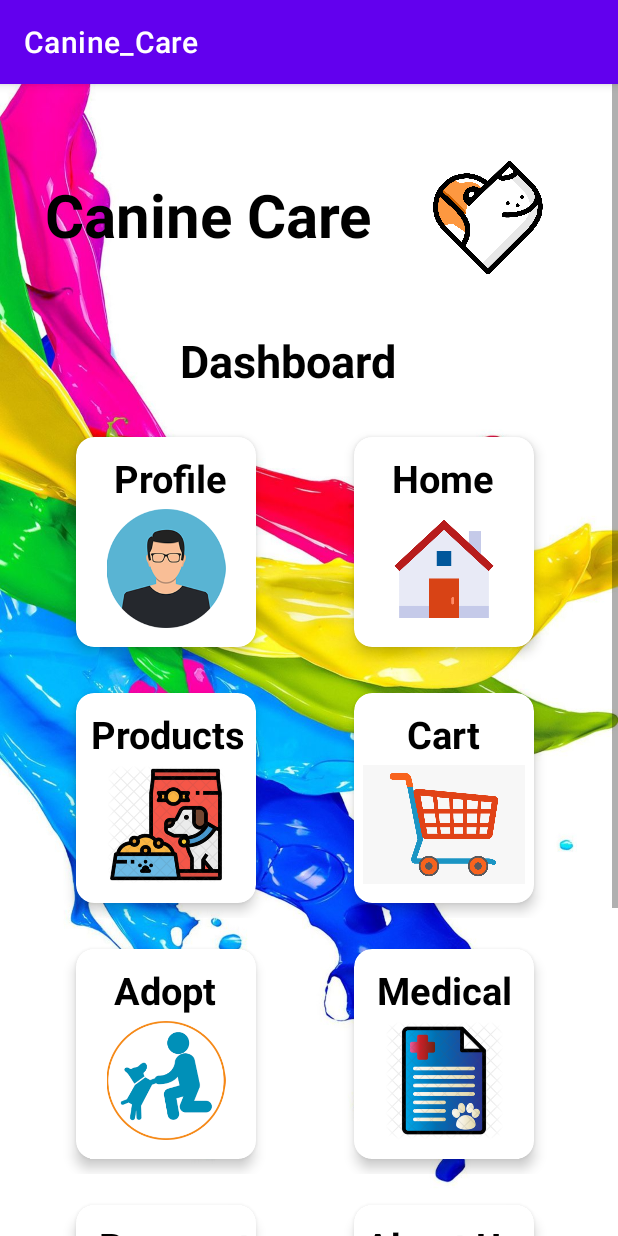
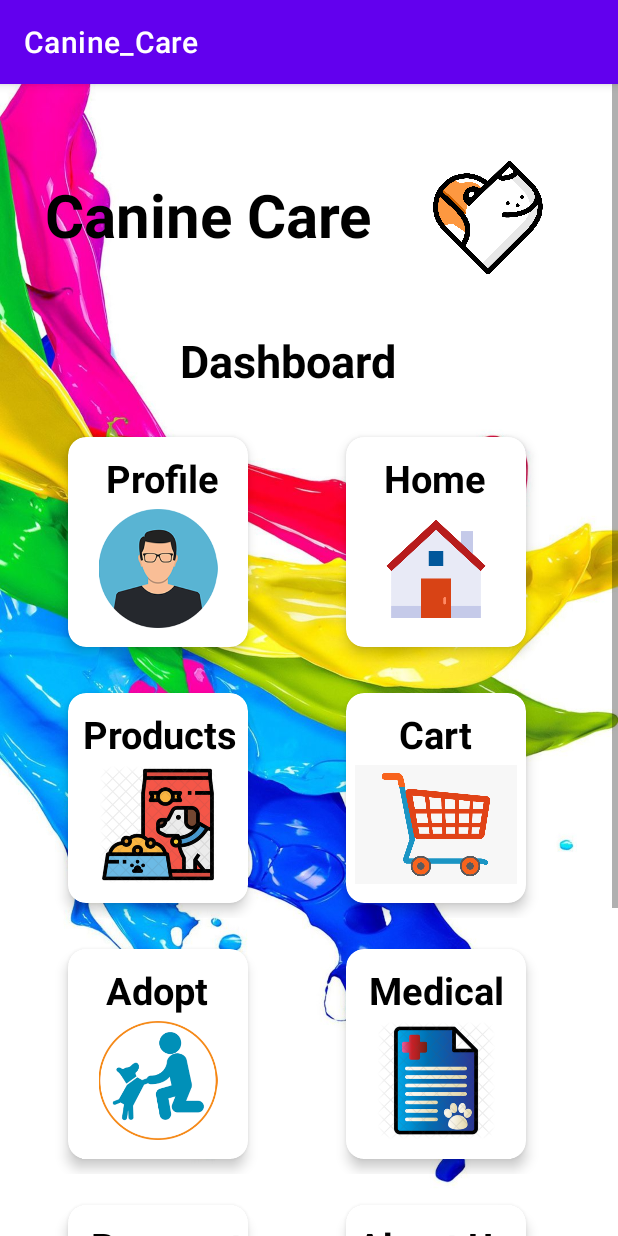
Before and after one commit to aakashpokhrel/caninecare, an Android app: the User_dashboard screen opened directly, with no data from a screen before it, on a phone screen of 412 x 824 dp. Run offline under Robolectric (Android 15) with nearby library versions, the phone set to English and light mode, and no system bars.

Commit message:
Error managemant

```diff
--- a/app/src/main/java/com/example/canine_care/ui/MainActivity.kt
+++ b/app/src/main/java/com/example/canine_care/ui/MainActivity.kt
@@ -36,8 +36,8 @@ class MainActivity : AppCompatActivity() {
         linearLayout = findViewById(R.id.linearlayout)
 
         btnLogin.setOnClickListener {
-//            val intent = Intent(this@MainActivity, Dashboard::class.java)
-//            startActivity(intent)
+           val intent = Intent(this@MainActivity, User_dashboard::class.java)
+          startActivity(intent)
 
             login()
         }
--- a/app/src/main/res/layout/activity_user_dashboard.xml
+++ b/app/src/main/res/layout/activity_user_dashboard.xml
@@ -59,7 +59,7 @@
                 android:layout_width="120dp"
                 android:layout_height="140dp"
                 app:cardCornerRadius="12dp"
-                android:layout_marginLeft="45dp"
+                android:layout_marginLeft="40dp"
                 app:cardElevation="5dp"
                 app:cardBackgroundColor="@color/white"
                 android:layout_margin="10dp">
@@ -141,7 +141,7 @@
                 android:layout_width="120dp"
                 android:layout_height="140dp"
                 app:cardCornerRadius="12dp"
-                android:layout_marginLeft="45dp"
+                android:layout_marginLeft="40dp"
                 app:cardElevation="5dp"
                 app:cardBackgroundColor="@color/white"
                 android:layout_margin="10dp">
@@ -223,7 +223,7 @@
                 android:layout_width="120dp"
                 android:layout_height="140dp"
                 app:cardCornerRadius="12dp"
-                android:layout_marginLeft="45dp"
+                android:layout_marginLeft="40dp"
                 app:cardElevation="5dp"
                 app:cardBackgroundColor="@color/white"
                 android:layout_margin="10dp">
@@ -296,7 +296,7 @@
                 android:layout_width="120dp"
                 android:layout_height="140dp"
                 app:cardCornerRadius="12dp"
-                android:layout_marginLeft="45dp"
+                android:layout_marginLeft="40dp"
                 app:cardElevation="5dp"
                 app:cardBackgroundColor="@color/white"
                 android:layout_margin="10dp">
@@ -378,7 +378,7 @@
                 android:layout_width="120dp"
                 android:layout_height="140dp"
                 app:cardCornerRadius="12dp"
-                android:layout_marginLeft="45dp"
+                android:layout_marginLeft="40dp"
                 app:cardElevation="5dp"
                 app:cardBackgroundColor="@color/white"
                 android:layout_margin="10dp">
@@ -419,7 +419,7 @@
                     android:layout_width="200dp"
                     android:id="@+id/imlogout"
                     android:layout_height="90dp"
-                    android:src="@drawable/Logout"
+                    android:src="@drawable/log"
                     android:layout_marginTop="18dp"
 
                     android:padding="5dp"
```
Also changed, not shown: app/src/main/res/drawable-v24/log.png (renamed from app/src/main/res/drawable-v24/Logout.png).
